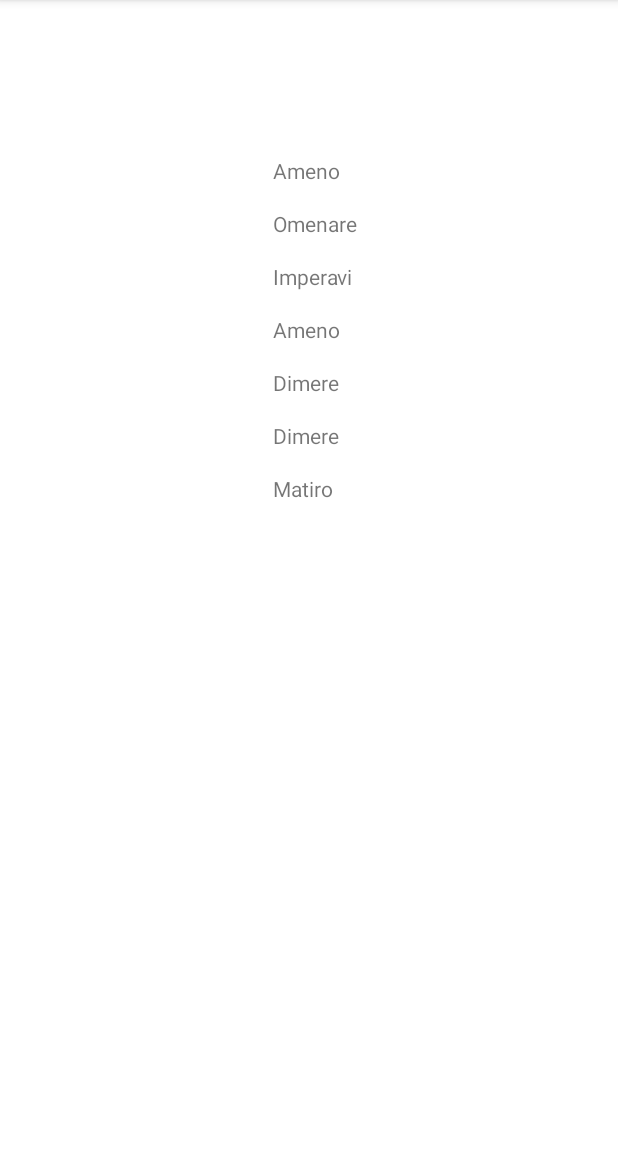
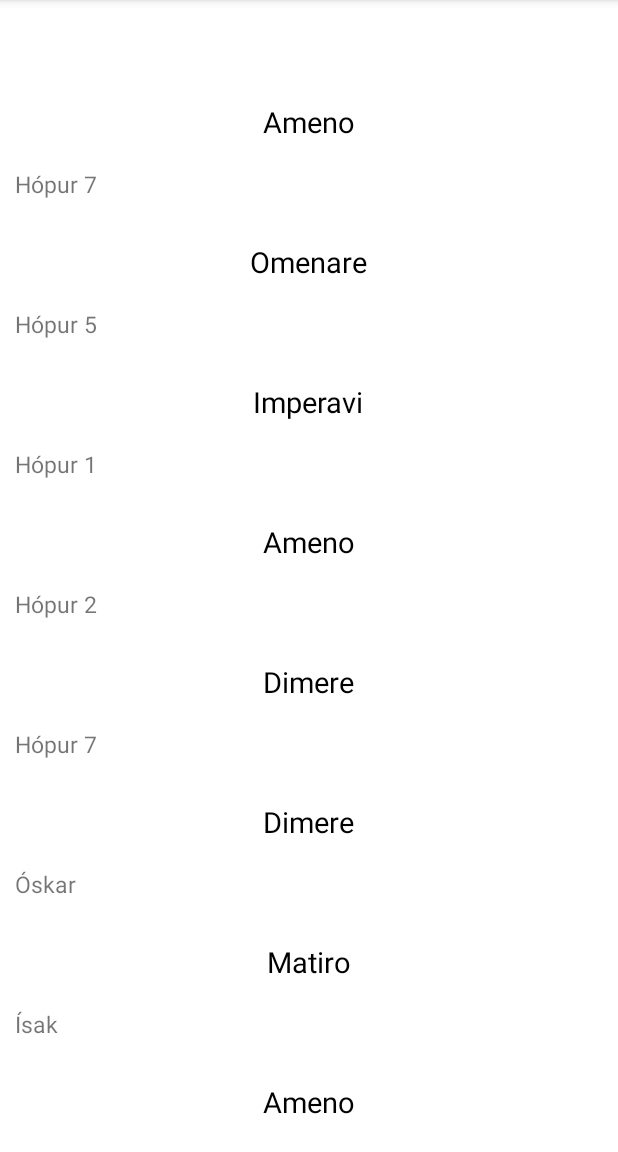
Before and after one commit to IsakLoftsson/ProjectPlanner, an Android app: the screen it shows after launch (ProjectActivity), after a tap on "SIGN IN", on a phone screen of 412 x 824 dp, the part 84-1236 px from its top. Run offline under Robolectric (Android 15) with nearby library versions, the phone set to English and light mode, and no system bars.

Commit message:
Layout breytingar
Layout breytingar f project list ofl

```diff
--- a/app/src/main/java/is/hi/hbv601g/projectplanner/LoginActivity.kt
+++ b/app/src/main/java/is/hi/hbv601g/projectplanner/LoginActivity.kt
@@ -1,5 +1,6 @@
 package `is`.hi.hbv601g.projectplanner
 
+import android.app.ActivityOptions
 import android.content.Intent
 import androidx.appcompat.app.AppCompatActivity
 import android.os.Bundle
@@ -19,8 +20,7 @@ class LoginActivity : AppCompatActivity() {
         mLoginButton.isClickable = true
         mLoginButton.setOnClickListener {
             val intent = Intent(this, ProjectActivity::class.java)
-            startActivity(intent)
+            startActivity(intent, ActivityOptions.makeSceneTransitionAnimation(this).toBundle())
         }
-
     }
 }
--- a/app/src/main/java/is/hi/hbv601g/projectplanner/ProjectAdapter.kt
+++ b/app/src/main/java/is/hi/hbv601g/projectplanner/ProjectAdapter.kt
@@ -12,11 +12,12 @@ import `is`.hi.hbv601g.projectplanner.data.Project
 class ProjectAdapter : ListAdapter<Project, ProjectAdapter.ProjectViewHolder>(ProjectDiffCallback){
     class ProjectViewHolder(itemView: View) : RecyclerView.ViewHolder(itemView) {
         private val projectTextView: TextView = itemView.findViewById(R.id.project_title)
+        private val groupName: TextView = itemView.findViewById(R.id.group_name)
         private var currentProject: Project? = null
 
         fun bind(project: Project) {
             currentProject = project
-
+            groupName.text = project.groupName
             projectTextView.text = project.title
         }
     }
--- a/app/src/main/java/is/hi/hbv601g/projectplanner/data/DummyData.kt
+++ b/app/src/main/java/is/hi/hbv601g/projectplanner/data/DummyData.kt
@@ -2,12 +2,20 @@ package `is`.hi.hbv601g.projectplanner.data
 
 fun loadProjects(): List<Project> {
     return listOf<Project>(
-        Project(1,"Ameno"),
-        Project(2,"Omenare"),
-        Project(3,"Imperavi"),
-        Project(4,"Ameno"),
-        Project(5,"Dimere"),
-        Project(6,"Dimere"),
-        Project(7,"Matiro")
+        Project(1,"Ameno", "Hópur 7"),
+        Project(2,"Omenare", "Hópur 5"),
+        Project(3,"Imperavi", "Hópur 1"),
+        Project(4,"Ameno", "Hópur 2"),
+        Project(5,"Dimere", "Hópur 7"),
+        Project(6,"Dimere", "Óskar"),
+        Project(7,"Matiro", "Ísak"),
+        Project(8,"Ameno", "Hópur 7"),
+        Project(9,"Dori me", "Vigdís"),
+        Project(10,"Interimo", "Óskar"),
+        Project(11,"adapare", "Hópur 7"),
+        Project(12,"Dori me", "Ísak"),
+        Project(13,"Ameno", "Hópur 4"),
+        Project(14,"Ameno", "Hópur 3"),
+        Project(15,"Latire", "Vigdís"),
     )
 }
--- a/app/src/main/java/is/hi/hbv601g/projectplanner/data/Project.kt
+++ b/app/src/main/java/is/hi/hbv601g/projectplanner/data/Project.kt
@@ -2,5 +2,6 @@ package `is`.hi.hbv601g.projectplanner.data
 
 data class Project(
     val id: Long,
-    val title: String
+    val title: String,
+    val groupName: String
 )
--- a/app/src/main/res/layout/activity_projects.xml
+++ b/app/src/main/res/layout/activity_projects.xml
@@ -8,9 +8,9 @@
 
     <androidx.recyclerview.widget.RecyclerView
         android:id="@+id/project_list"
-        android:layout_width="wrap_content"
+        android:layout_width="0dp"
         android:layout_height="wrap_content"
-        android:layout_marginTop="96dp"
+        android:layout_marginTop="50dp"
         app:layoutManager="LinearLayoutManager"
         app:layout_constraintEnd_toEndOf="parent"
         app:layout_constraintStart_toStartOf="parent"
--- a/app/src/main/res/layout/project_item.xml
+++ b/app/src/main/res/layout/project_item.xml
@@ -4,14 +4,36 @@
     android:layout_width="match_parent"
     android:layout_height="wrap_content">
 
+    <LinearLayout
+        android:layout_width="match_parent"
+        android:layout_height="wrap_content"
+        app:layout_constraintLeft_toLeftOf="parent"
+        app:layout_constraintRight_toRightOf="parent"
+        app:layout_constraintBottom_toBottomOf="parent"
+        android:orientation="vertical"
+        android:padding="10dp"
+        >
         <TextView
             android:id="@+id/project_title"
             android:layout_width="wrap_content"
             android:layout_height="wrap_content"
+            android:layout_gravity="center_horizontal"
             android:layout_margin="8dp"
             android:text="@string/app_name"
             app:layout_constraintTop_toTopOf="parent"
             app:layout_constraintStart_toStartOf="parent"
-        app:layout_constraintBottom_toBottomOf="parent"/>
+            app:layout_constraintBottom_toBottomOf="parent"
+            android:textColor="#000"
+            android:textSize="19sp"/>
+        <TextView
+            android:layout_width="match_parent"
+            android:layout_height="wrap_content"
+            android:id="@+id/group_name"
+            android:text="Hópur"
+            android:textSize="15sp"
+            android:layout_marginTop="10dp"
+            />
+
+    </LinearLayout>
 
 </androidx.constraintlayout.widget.ConstraintLayout>
```
Lines whose indentation alone changed are shown as unchanged.
